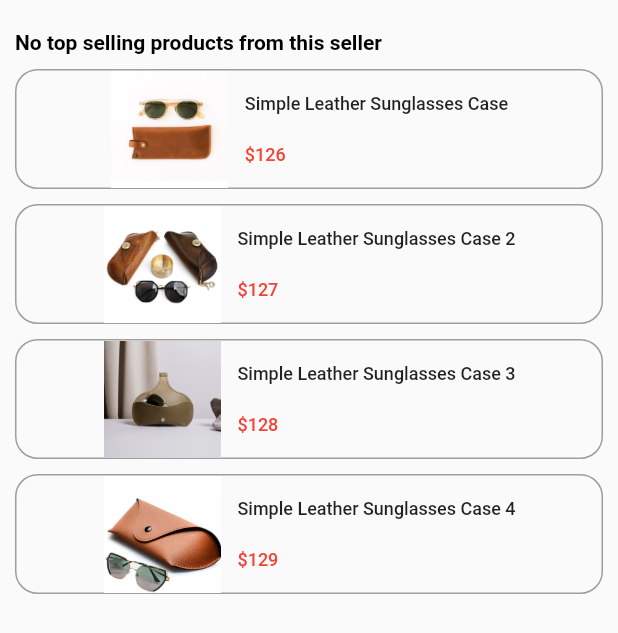
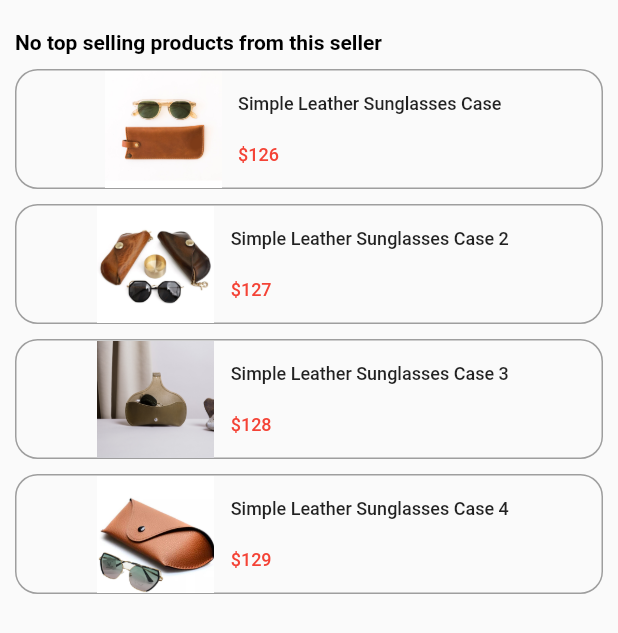
Before and after one commit to arlindmetaj/ecommerce, a Flutter app: the LeastSellingView widget shown alone on an empty page, opened directly, on a phone screen of 412 x 824 dp. Shown: the top 633 px of the screen. Run offline on Flutter 3.47's test engine with Material 2 defaults, Android fonts, the phone set to English and light mode, and no system bars; our stand-ins replace carousel_slider, smooth_star_rating.

Commit message:
Container Width

```diff
--- a/lib/Screens/HomePage/BottomNavigationPages/Shop/ProductsView/widgets/least_selling_view.dart
+++ b/lib/Screens/HomePage/BottomNavigationPages/Shop/ProductsView/widgets/least_selling_view.dart
@@ -32,7 +32,7 @@ class _LeastSellingViewState extends State<LeastSellingView> {
           ListView.builder(
             shrinkWrap: true,
             itemCount: leastSelling.length,
-            physics: const NeverScrollableScrollPhysics(),
+            physics: NeverScrollableScrollPhysics(),
             itemBuilder: (context, index) {
               return Container(
                 height: 80,
@@ -47,7 +47,7 @@ class _LeastSellingViewState extends State<LeastSellingView> {
                   mainAxisAlignment: MainAxisAlignment.center,
                   children: [
                     const SizedBox(
-                      width: 10,
+                      width: 1,
                     ),
                     SizedBox(
                       height: 80,
```
